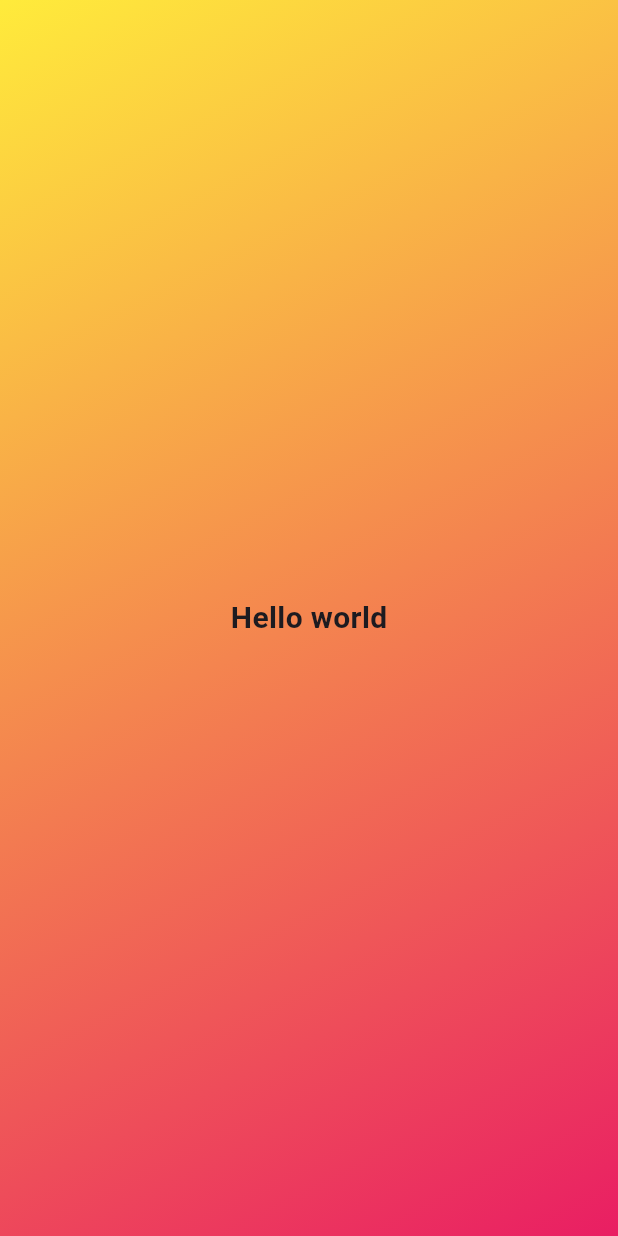
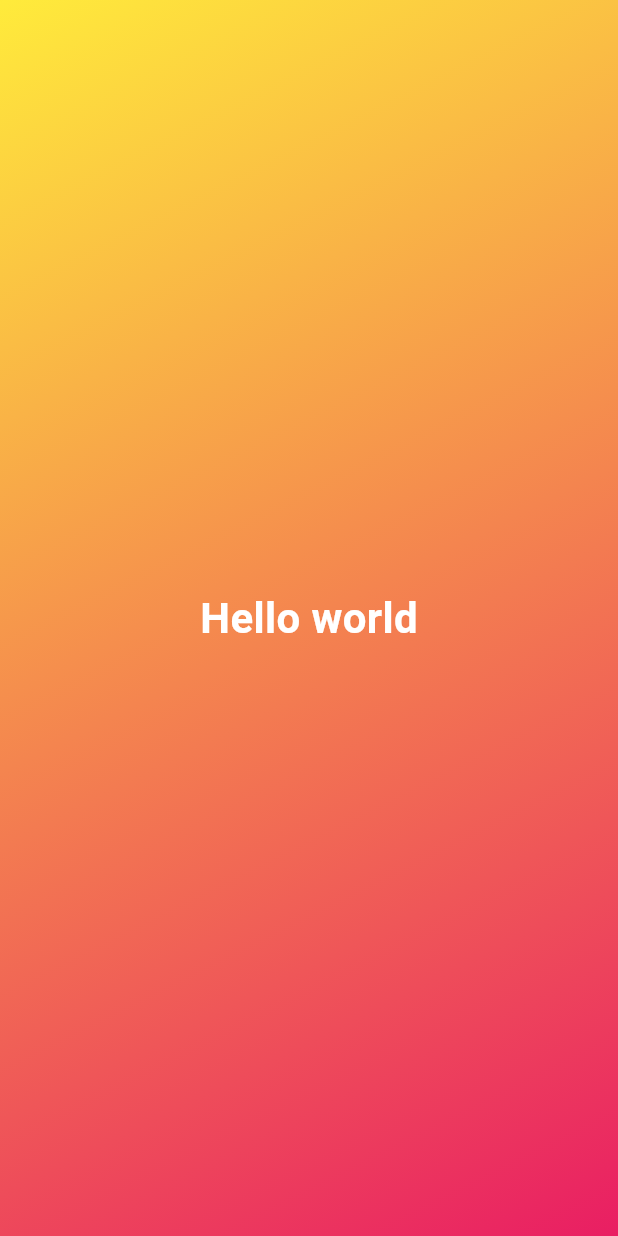
Before and after one commit to pranav-deshpande6224/apps, a Flutter app: the screen it shows after launch, on a phone screen of 412 x 824 dp. Run offline on Flutter 3.47's test engine with Material 3 defaults, Android fonts, the phone set to English and light mode, and no system bars.

Commit message:
new update

```diff
--- /dev/null
+++ b/first_app/lib/GradientContainer.dart
@@ -0,0 +1,27 @@
+import 'package:flutter/material.dart';
+
+class GradientContainer extends StatelessWidget {
+  const GradientContainer({super.key,});
+
+  @override
+  Widget build(BuildContext context) {
+    return Container(
+      decoration: const BoxDecoration(
+        gradient: LinearGradient(
+          begin: Alignment.topLeft,
+          end: Alignment.bottomRight,
+          colors: [Colors.yellow, Colors.pink],
+        ),
+      ),
+      child: const Center(
+        child: Text(
+          'Hello world',
+          style: TextStyle(
+              color: Colors.white,
+              fontSize: 28,
+              fontWeight: FontWeight.bold),
+        ),
+      ),
+    );
+  }
+}
--- a/first_app/lib/main.dart
+++ b/first_app/lib/main.dart
@@ -1,3 +1,4 @@
+import 'package:first_app/GradientContainer.dart';
 import 'package:flutter/material.dart';
 
 void main() {
@@ -9,25 +10,11 @@ class MyApp extends StatelessWidget {
 
   @override
   Widget build(BuildContext context) {
-    return MaterialApp(
+    return const MaterialApp(
       debugShowCheckedModeBanner: false,
       home: Scaffold(
-        backgroundColor: const Color.fromARGB(255, 59, 36, 97),
-        body: Container(
-          decoration: const BoxDecoration(
-            gradient: LinearGradient(
-              begin: Alignment.topLeft,
-              end: Alignment.bottomRight,
-              colors: [Colors.yellow, Colors.pink],
-            ),
-          ),
-          child: const Center(
-            child: Text(
-              'Hello world',
-              style: TextStyle(fontSize: 20, fontWeight: FontWeight.bold),
-            ),
-          ),
-        ),
+        backgroundColor: Color.fromARGB(255, 59, 36, 97),
+        body: GradientContainer(),
       ),
     );
   }
```
